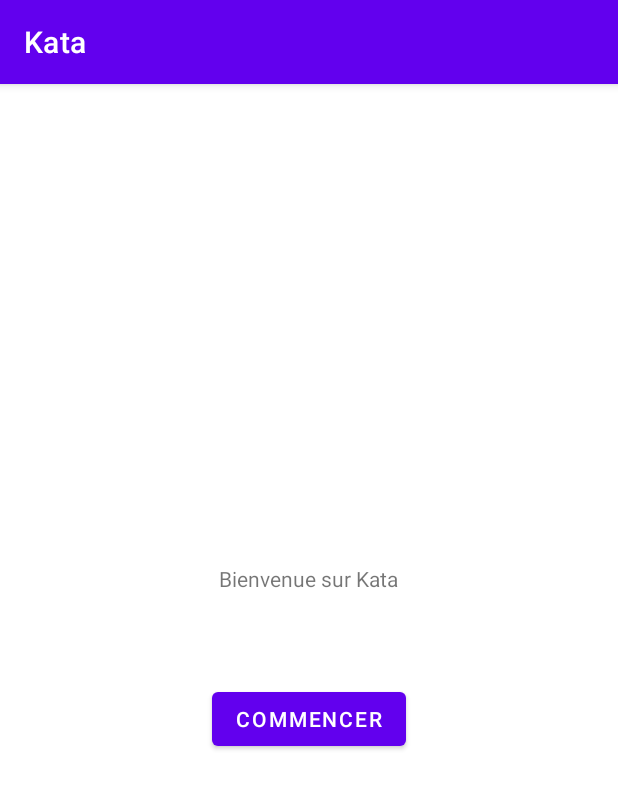
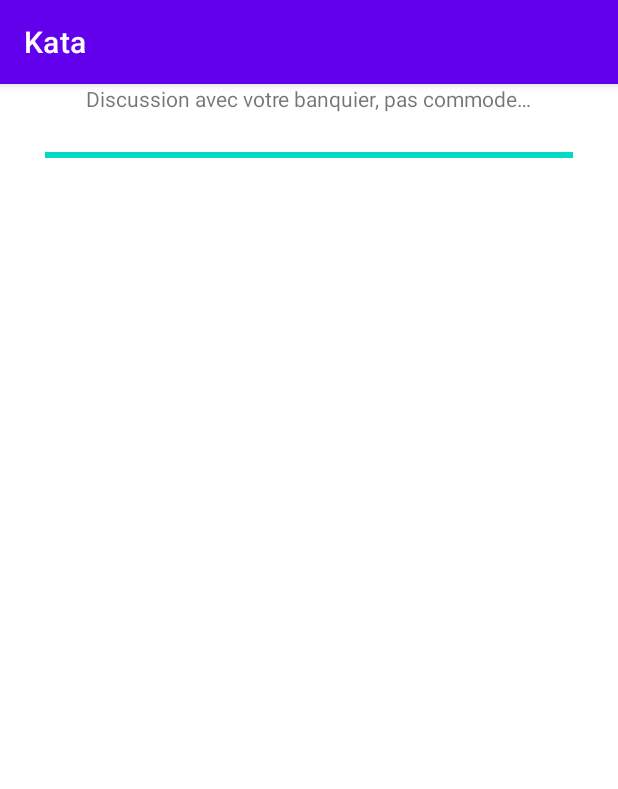
Before and after one commit to OtterWays/test-exomind, an Android app: the screen it shows after launch (MainActivity before the commit, ProgressActivity after it), after a tap on "COMMENCER", on a phone screen of 412 x 824 dp. Shown: the top 789 px of the screen. Run offline under Robolectric (Android 15) with nearby library versions, the phone set to English and light mode, and no system bars.

Commit message:
add second activity with progress bar

```diff
--- a/app/src/main/AndroidManifest.xml
+++ b/app/src/main/AndroidManifest.xml
@@ -15,5 +15,8 @@
                 <category android:name="android.intent.category.LAUNCHER" />
             </intent-filter>
         </activity>
+        <activity android:name=".ProgressActivity">
+
+        </activity>
     </application>
 </manifest>
--- a/app/src/main/java/com/otterways/kata/MainActivity.java
+++ b/app/src/main/java/com/otterways/kata/MainActivity.java
@@ -2,7 +2,10 @@ package com.otterways.kata;
 
 import androidx.appcompat.app.AppCompatActivity;
 
+import android.content.Intent;
 import android.os.Bundle;
+import android.view.View;
+import android.widget.Button;
 
 public class MainActivity extends AppCompatActivity {
 
@@ -13,4 +16,8 @@ public class MainActivity extends AppCompatActivity {
     }
 
 
+    public void clickStart(View view) {
+        Intent intent = new Intent(this, ProgressActivity.class);
+        startActivity(intent);
+    }
 }
--- /dev/null
+++ b/app/src/main/java/com/otterways/kata/ProgressActivity.java
@@ -0,0 +1,45 @@
+package com.otterways.kata;
+
+import android.os.Bundle;
+import android.os.Handler;
+import android.os.SystemClock;
+import android.widget.ProgressBar;
+
+import androidx.appcompat.app.AppCompatActivity;
+
+public class ProgressActivity extends AppCompatActivity {
+
+    private ProgressBar progressBar;
+    private Handler handler = new Handler();
+    private final int MAX = 60;
+
+    @Override
+    protected void onCreate(Bundle savedInstanceState) {
+        super.onCreate(savedInstanceState);
+        setContentView(R.layout.activity_progress);
+
+        progressBar = (ProgressBar) findViewById(R.id.progressBar);
+        doStartProgressBar();
+    }
+
+    private void doStartProgressBar() {
+        progressBar.setMax(MAX);
+        Thread thread = new Thread(() -> {
+            for (int i = 0; i < MAX; i++) {
+                final int progress = i + 1;
+                SystemClock.sleep(1000); // Sleep 1000 milliseconds = 1s.
+
+                // Update interface.
+                handler.post(() -> {
+                    progressBar.setProgress(progress);
+                    if (progress == MAX) { //progress finish
+
+                    }
+                });
+            }
+        });
+        thread.start();
+    }
+
+
+}
--- /dev/null
+++ b/app/src/main/res/layout/activity_progress.xml
@@ -0,0 +1,23 @@
+<?xml version="1.0" encoding="utf-8"?>
+<LinearLayout
+    xmlns:android="http://schemas.android.com/apk/res/android" android:layout_width="match_parent"
+    android:layout_height="match_parent"
+    android:orientation="vertical">
+
+    <TextView
+        android:layout_width="wrap_content"
+        android:layout_height="wrap_content"
+        android:layout_gravity="center"
+        android:text="@string/discussion_avec_votre_banquier"/>
+
+    <ProgressBar
+        android:id="@+id/progressBar"
+        android:layout_width="match_parent"
+        android:layout_height="wrap_content"
+        android:layout_marginHorizontal="30dp"
+        android:layout_marginVertical="20dp"
+        style="@style/Widget.AppCompat.ProgressBar.Horizontal" />
+
+
+
+</LinearLayout>
--- a/app/src/main/res/values/strings.xml
+++ b/app/src/main/res/values/strings.xml
@@ -4,4 +4,7 @@
     <!-- main activity -->
     <string name="home">Bienvenue sur Kata</string>
     <string name="btn_start">Commencer</string>
+
+    <!-- progress activity -->
+    <string name="discussion_avec_votre_banquier">Discussion avec votre banquier, pas commode…</string>
 </resources>
```
